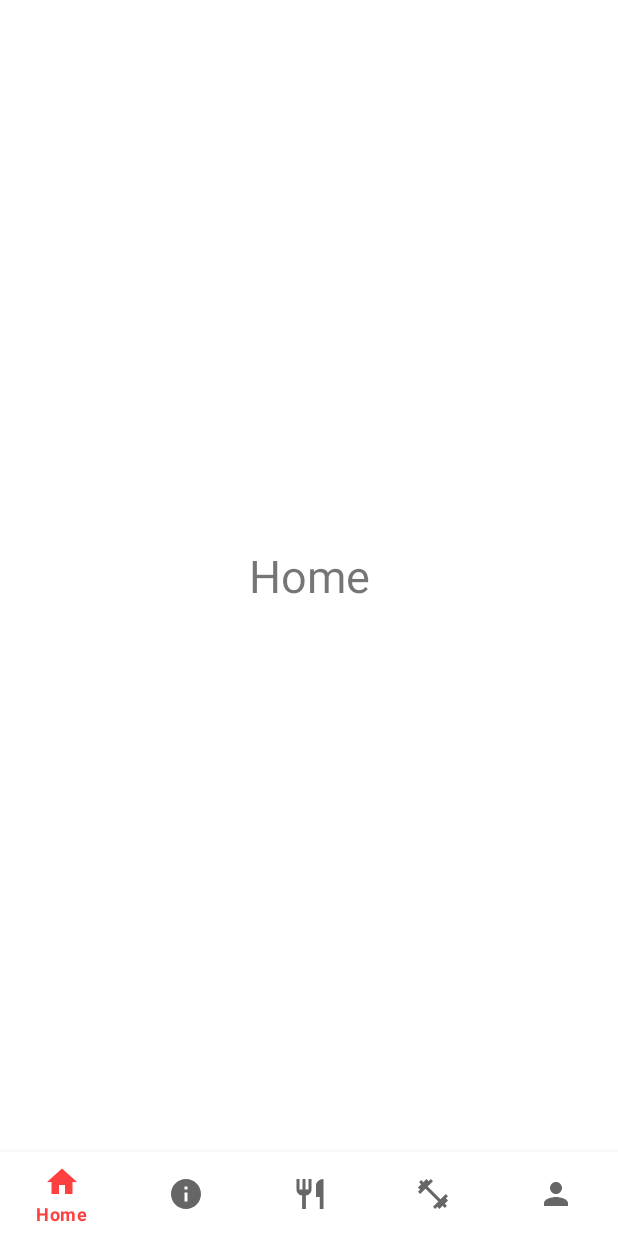
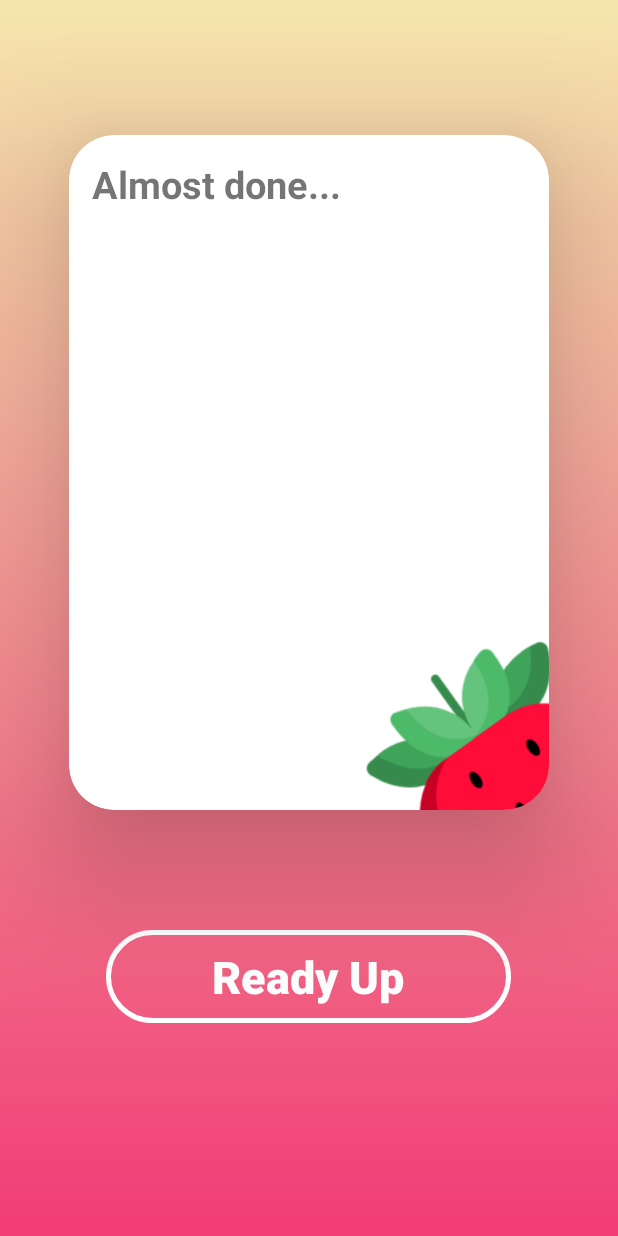
Before and after one commit to Manavs7/QusiApp, an Android app: the screen it shows after launch (Fragmentactivity before the commit, UserActivity after it), after a tap on "Next", on a phone screen of 412 x 824 dp. Run offline under Robolectric (Android 15) with nearby library versions, the phone set to English and light mode, and no system bars; Roboto replaces fonts that are not available here.

Commit message:
06/02/2022
Interactie van de app met de gebruiker!
Useractivity(aantal keer dat de user per week traint) Activity toegevoed.
status bar weg gedaan.

```diff
--- /dev/null
+++ b/app/src/main/java/com/example/qusi/UserActivity.kt
@@ -0,0 +1,26 @@
+package com.example.qusi
+
+import android.content.Intent
+import androidx.appcompat.app.AppCompatActivity
+import android.os.Bundle
+import android.widget.Button
+
+class UserActivity : AppCompatActivity() {
+    override fun onCreate(savedInstanceState: Bundle?) {
+        super.onCreate(savedInstanceState)
+        setContentView(R.layout.activity_user)
+
+        //Ga naar Home fragmet(Fragment activity)
+        GoToHome()
+    }
+
+
+    fun GoToHome()
+    {
+        val btnReadybutton = findViewById<Button>(R.id.readybutton)
+        btnReadybutton.setOnClickListener {
+            val intent = Intent(this,Fragmentactivity::class.java)
+            startActivity(intent)
+        }
+    }
+}
--- a/app/src/main/java/com/example/qusi/Userdata.kt
+++ b/app/src/main/java/com/example/qusi/Userdata.kt
@@ -10,16 +10,16 @@ class Userdata : AppCompatActivity() {
         super.onCreate(savedInstanceState)
         setContentView(R.layout.activity_userdata)
 
-        //Ga naar Home fragmet(Fragment activity)
-        GoToHome()
+       //Ga naar UserActivity
+        GoToUserActivity()
     }
 
 
-    fun GoToHome()
+    fun GoToUserActivity()
     {
         val btnUserdata = findViewById<Button>(R.id.Userdatabutton)
         btnUserdata.setOnClickListener {
-            val intent = Intent(this,Fragmentactivity::class.java)
+            val intent = Intent(this,UserActivity::class.java)
             startActivity(intent)
         }
     }
--- a/app/src/main/res/layout/activity_fragmentactivity.xml
+++ b/app/src/main/res/layout/activity_fragmentactivity.xml
@@ -4,6 +4,7 @@
     xmlns:tools="http://schemas.android.com/tools"
     android:layout_width="match_parent"
     android:layout_height="match_parent"
+
     tools:context=".Fragmentactivity">
 
     <fragment
@@ -21,7 +22,6 @@
         android:layout_height="wrap_content"
         android:layout_alignParentBottom="true"
         app:labelVisibilityMode="selected"
-
         app:menu="@menu/menu" />
  />
 </RelativeLayout>
--- /dev/null
+++ b/app/src/main/res/layout/activity_user.xml
@@ -0,0 +1,64 @@
+<?xml version="1.0" encoding="utf-8"?>
+<LinearLayout xmlns:android="http://schemas.android.com/apk/res/android"
+    xmlns:app="http://schemas.android.com/apk/res-auto"
+    xmlns:tools="http://schemas.android.com/tools"
+    android:layout_width="match_parent"
+    android:layout_height="match_parent"
+    android:orientation="vertical"
+    android:background="@drawable/gradientbackground"
+    tools:context=".UserActivity">
+
+    <androidx.cardview.widget.CardView
+        android:layout_width="320dp"
+        android:layout_height="450dp"
+        app:cardElevation="50dp"
+         android:layout_marginTop="90dp"
+        android:layout_gravity="center_horizontal"
+        app:cardCornerRadius="30dp">
+
+        <LinearLayout
+            android:layout_width="match_parent"
+            android:layout_height="match_parent"
+            android:orientation="vertical">
+
+            <TextView
+                android:layout_width="wrap_content"
+                android:layout_height="wrap_content"
+                android:text="Almost done..."
+                android:padding="15dp"
+                android:textStyle="bold"
+                android:textSize="25sp"/>
+            <androidx.constraintlayout.widget.ConstraintLayout
+                android:layout_width="match_parent"
+                android:layout_height="match_parent">
+
+                <ImageView
+                    android:layout_width="230dp"
+                    android:layout_height="230sp"
+                    android:layout_marginStart="184dp"
+                    android:layout_marginLeft="184dp"
+                    android:layout_marginTop="260dp"
+                    android:src="@drawable/logo_strawberry"
+                    app:layout_constraintStart_toStartOf="parent"
+                    app:layout_constraintTop_toTopOf="parent" />
+            </androidx.constraintlayout.widget.ConstraintLayout>
+        </LinearLayout>
+    </androidx.cardview.widget.CardView>
+
+
+    <androidx.appcompat.widget.AppCompatButton
+        android:id="@+id/readybutton"
+        android:layout_width="270dp"
+        android:layout_height="62dp"
+        android:layout_marginTop="80dp"
+        android:background="@drawable/custum_button"
+        android:text="Ready Up"
+        android:textAllCaps="false"
+        android:layout_gravity="center"
+        android:textColor="@color/white"
+        android:textSize="30sp"
+        android:textStyle="bold"
+        />
+
+
+</LinearLayout>
--- a/app/src/main/res/values-night/themes.xml
+++ b/app/src/main/res/values-night/themes.xml
@@ -2,15 +2,16 @@
     <!-- Base application theme. -->
     <style name="Theme.Qusi" parent="Theme.MaterialComponents.Light.NoActionBar">
         <!-- Primary brand color. -->
-        <item name="colorPrimary">@color/purple_200</item>
-        <item name="colorPrimaryVariant">@color/purple_700</item>
-        <item name="colorOnPrimary">@color/black</item>
+        <item name="colorPrimary">#f14179</item>
+        <item name="colorPrimaryVariant">#C93131</item>
+        <item name="colorOnPrimary">@color/white</item>
         <!-- Secondary brand color. -->
         <item name="colorSecondary">@color/teal_200</item>
         <item name="colorSecondaryVariant">@color/teal_200</item>
         <item name="colorOnSecondary">@color/black</item>
         <!-- Status bar color. -->
-        <item name="android:statusBarColor" tools:targetApi="l">?attr/colorPrimaryVariant</item>
+        <item name="android:statusBarColor" tools:targetApi="l">#f5e4ad</item>
         <!-- Customize your theme here. -->
+        <item name="android:windowFullscreen">true</item>
     </style>
 </resources>
--- a/app/src/main/res/values/strings.xml
+++ b/app/src/main/res/values/strings.xml
@@ -16,5 +16,4 @@
     <string name="previous">Previous</string>
 
 
-
 </resources>
--- a/app/src/main/res/values/themes.xml
+++ b/app/src/main/res/values/themes.xml
@@ -10,8 +10,9 @@
         <item name="colorSecondaryVariant">@color/teal_700</item>
         <item name="colorOnSecondary">@color/black</item>
         <!-- Status bar color. -->
-        <item name="android:statusBarColor" tools:targetApi="l">?attr/colorPrimaryVariant</item>
+        <item name="android:statusBarColor" tools:targetApi="l">#f5e4ad</item>
         <!-- Customize your theme here. -->
+        <item name="android:windowFullscreen">true</item>
     </style>
     <style name="Theme.Qusi.NoActionBar">
         <item name="windowActionBar">false</item>
```
Also changed, not shown: app/src/main/AndroidManifest.xml (+6 -5 lines), app/src/main/res/layout/activity_userdata.xml (+35 -6 lines).
